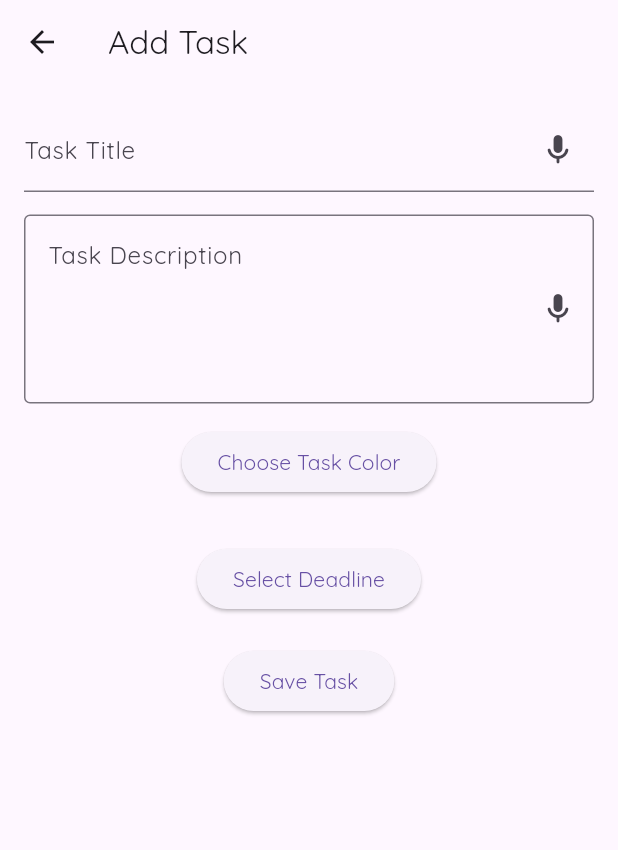
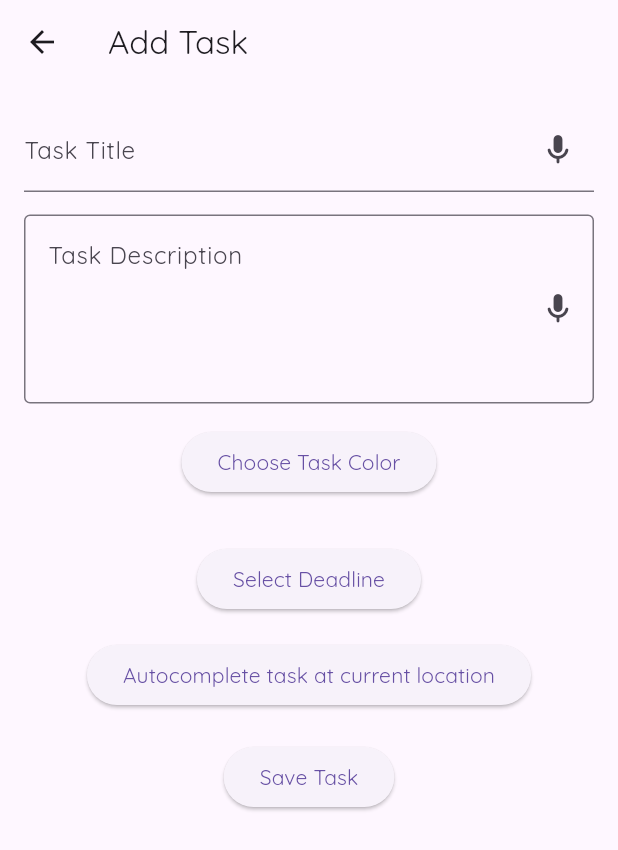
Before and after one commit to IMGIITRoorkee/Taskly, a Flutter app: the TaskFormScreen screen opened directly, on a phone screen of 412 x 824 dp. Shown: the top 850 px of the screen. Run offline on Flutter 3.47's test engine with Material 3 defaults, Android fonts, the phone set to English and light mode, and no system bars; our stand-ins replace audioplayers, circular_countdown_timer, csv, file_picker, flutter_colorpicker, flutter_slidable and 7 more; missing offline and left inert: duration_picker, flutter_confetti; accounts and stored records are empty.

Commit message:
Added button in task form screen

```diff
--- a/lib/screens/taskform_screen.dart
+++ b/lib/screens/taskform_screen.dart
@@ -1,9 +1,12 @@
 import 'package:flutter/material.dart';
 import 'package:fluttertoast/fluttertoast.dart';
 import 'package:flutter_colorpicker/flutter_colorpicker.dart';
+import 'package:geolocator/geolocator.dart';
 import 'package:taskly/models/task.dart';
+import 'package:taskly/service/permission_service.dart';
 import 'package:taskly/service/speech_service.dart';
 import 'package:taskly/utils/date_utils.dart';
+import 'package:taskly/widgets/spacing.dart';
 
 class TaskFormScreen extends StatefulWidget {
   final Task? task;
@@ -21,6 +24,7 @@ class _TaskFormScreenState extends State<TaskFormScreen> {
   var hasDeadline = false;
   DateTime? deadline;
   Color selectedColor = Colors.blue;
+  double? lat, lng;
 
   bool isTitleListening = false;
 
@@ -33,6 +37,8 @@ class _TaskFormScreenState extends State<TaskFormScreen> {
     hasDeadline = widget.task?.hasDeadline ?? false;
     deadline = widget.task?.deadline;
     selectedColor = widget.task?.color ?? Colors.blue;
+    lat = widget.task?.lat;
+    lng = widget.task?.lng;
   }
 
   void _showColorPicker() {
@@ -88,7 +94,6 @@ class _TaskFormScreenState extends State<TaskFormScreen> {
     } else {
       _startListening(controller);
     }
-
   }
 
   @override
@@ -203,7 +208,27 @@ class _TaskFormScreenState extends State<TaskFormScreen> {
                   },
                   child: const Text('Select Deadline'),
                 ),
+                const Spacing(),
+                ElevatedButton(
+                  onPressed: lat != null && lng != null
+                      ? null
+                      : () async {
+                          bool permission =
+                              await PermissionService.askForLocation();
+                          if (!permission) return;
 
+                          Position position =
+                              await Geolocator.getCurrentPosition();
+                          setState(() {
+                            Fluttertoast.showToast(
+                                msg:
+                                    "Task will be auto-completed when you are again at this location");
+                            lat = position.latitude;
+                            lng = position.longitude;
+                          });
+                        },
+                  child: const Text("Autocomplete task at current location"),
+                ),
                 const SizedBox(height: 20),
                 ElevatedButton(
                   onPressed: () {
```
Also changed, not shown: 3 other files.
